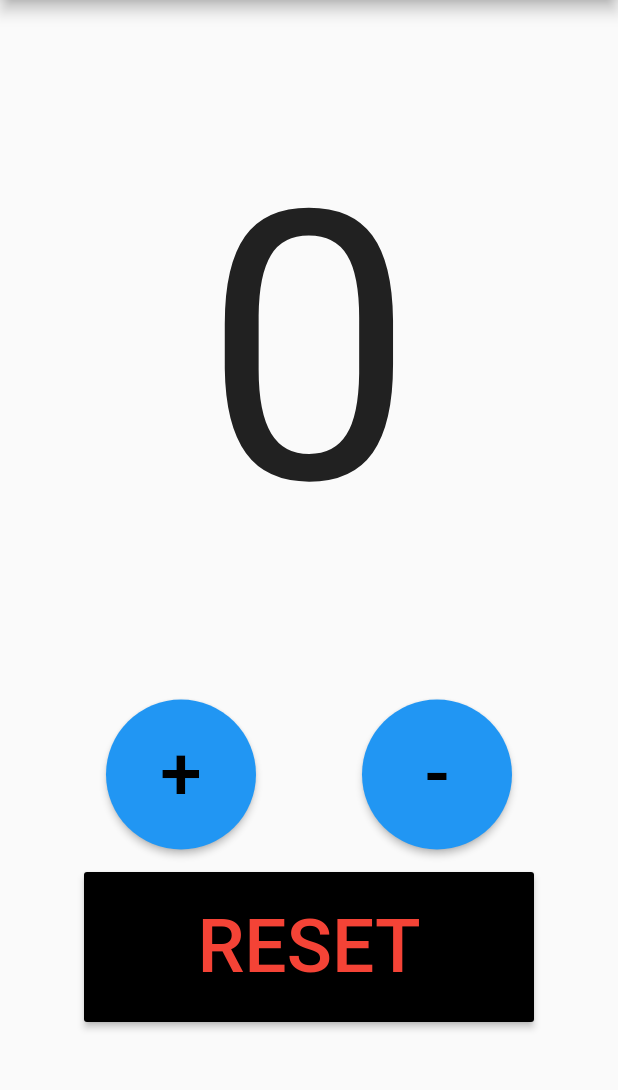
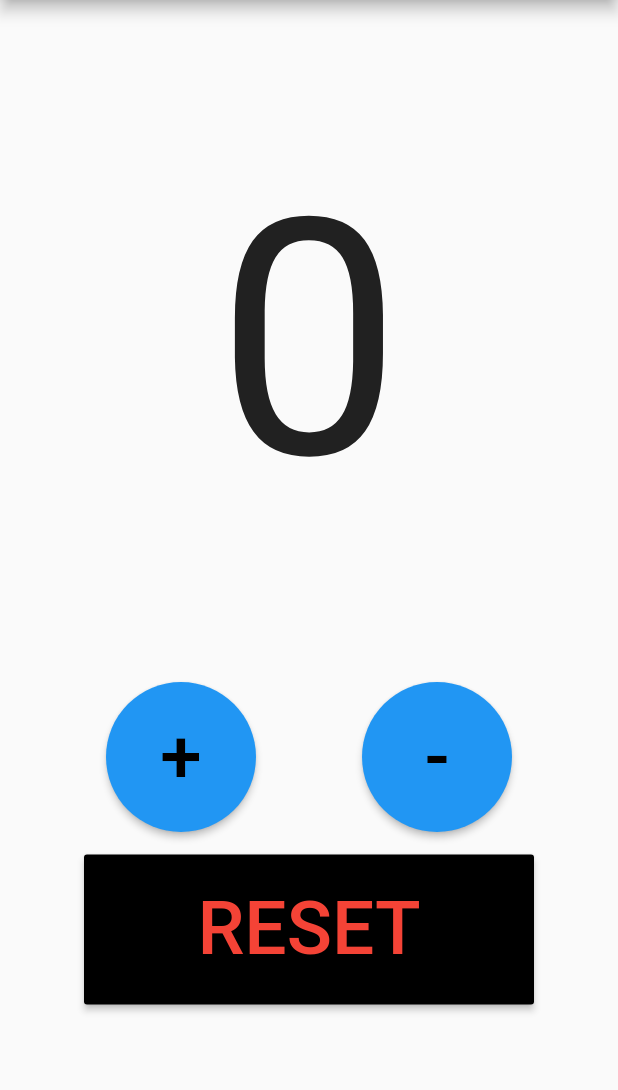
Before and after one commit to surya8barca/counter_app, a Flutter app: the screen it shows after launch, on a phone screen of 412 x 824 dp, the part 84-1174 px from its top. Run offline on Flutter 3.47's test engine with Material 2 defaults, Android fonts, the phone set to English and light mode, and no system bars.

Commit message:
Update main.dart

```diff
--- a/lib/main.dart
+++ b/lib/main.dart
@@ -34,7 +34,7 @@ class _HomeState extends State<Home> {
       Center(child: Text(
         '$counter',
         style: TextStyle(
-          fontSize: 250.0,
+          fontSize: 220.0,
         ),
       ),
       ),
```
